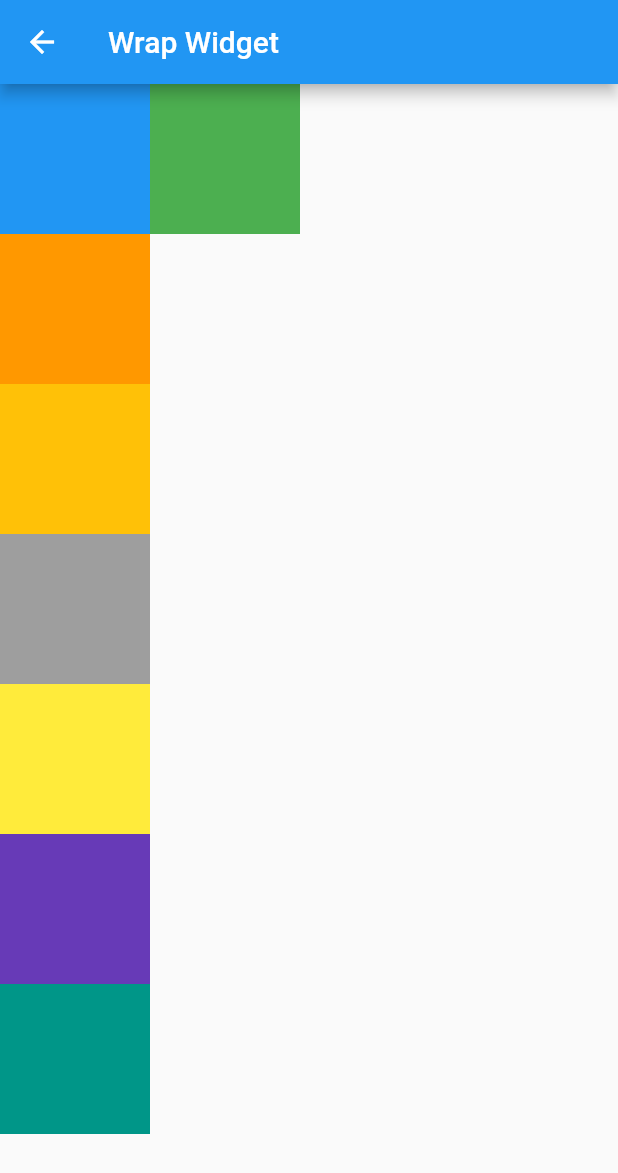
After one commit to bhavin-iconflux/Flutter-Demo, a Flutter app: the WrapWidget screen opened directly, on a phone screen of 412 x 824 dp. The commit adds this screen. Shown: the top 1173 px of the screen. Run offline on Flutter 3.47's test engine with Material 2 defaults, Android fonts, the phone set to English and light mode, and no system bars; our stand-ins replace cached_network_image, carousel_slider, charts_flutter, flutter_html, google_maps_flutter, location and 2 more; missing offline and left inert: app_settings, dart:ffi; network calls fail.

Commit message:
Completed SafeArea and Wrap Widgets Completed API call using Bloc pattern with infinite scrolling

```diff
--- a/lib/apiCall.dart
+++ b/lib/apiCall.dart
@@ -2,11 +2,11 @@ import 'dart:convert';
 
 import 'package:cached_network_image/cached_network_image.dart';
 import 'package:flutter/material.dart';
-import 'package:flutter_demo_1/model/Data.dart';
+import 'package:flutter_demo_1/models/Data.dart';
 import 'package:flutter_demo_1/utils/constants.dart';
 import 'package:http/http.dart' as http;
 
-import 'model/movieResponse.dart';
+import 'models/movieResponse.dart';
 
 class APICallExample extends StatelessWidget {
   const APICallExample({Key? key}) : super(key: key);
--- a/lib/model/movieResponse.dart
+++ b/lib/models/movieResponse.dart
@@ -1,4 +1,4 @@
-import 'package:flutter_demo_1/model/Data.dart';
+import 'package:flutter_demo_1/models/Data.dart';
 
 class MovieResponse {
   List<Data>? data;
--- a/lib/utils/constants.dart
+++ b/lib/utils/constants.dart
@@ -1,4 +1,5 @@
 class ApiConstants {
   static String baseUrl = 'https://movies-sample.herokuapp.com';
   static String moviesEndpoint = '/api/movies';
+  static String tmdbMoviesEndpoint = 'http://api.themoviedb.org/3/movie/popular?';
 }
--- /dev/null
+++ b/lib/wrap.dart
@@ -0,0 +1,52 @@
+import 'package:flutter/material.dart';
+
+class WrapWidget extends StatelessWidget {
+  const WrapWidget({Key? key}) : super(key: key);
+
+  @override
+  Widget build(BuildContext context) {
+    // TODO: implement build
+    return Scaffold(
+      appBar: AppBar(title: const Text('Wrap Widget')),
+      body: Wrap(
+        direction: Axis.vertical,
+        children: [
+          Container(
+            height: 100,
+            width: 100,
+            color: Colors.blue,
+          ),
+          Container(
+            height: 100,
+            width: 100,
+            color: Colors.orange,
+          ),Container(
+            height: 100,
+            width: 100,
+            color: Colors.amber,
+          ),Container(
+            height: 100,
+            width: 100,
+            color: Colors.grey,
+          ),Container(
+            height: 100,
+            width: 100,
+            color: Colors.yellow,
+          ),Container(
+            height: 100,
+            width: 100,
+            color: Colors.deepPurple,
+          ),Container(
+            height: 100,
+            width: 100,
+            color: Colors.teal,
+          ),Container(
+            height: 100,
+            width: 100,
+            color: Colors.green,
+          ),
+        ],
+      ),
+    );
+  }
+}
--- a/pubspec.yaml
+++ b/pubspec.yaml
@@ -45,6 +45,7 @@ dependencies:
   location: ^4.2.0
   app_settings: ^4.1.0
   url_launcher: ^6.1.4
+  rxdart: ^0.27.4
 
 dev_dependencies:
   flutter_test:
```
Also changed, not shown: lib/Bloc.dart (added, +117 -0 lines), lib/blocs/movie_bloc.dart (added, +20 -0 lines), lib/main.dart (+19 -1 lines), lib/models/item_model.dart (added, +91 -0 lines), lib/resources/movie_api_provider.dart (added, +22 -0 lines), lib/resources/repository.dart (added, +7 -0 lines), lib/safearea.dart (added, +24 -0 lines), lib/models/data.dart (renamed from lib/model/data.dart), pubspec.lock, 1 other file.
